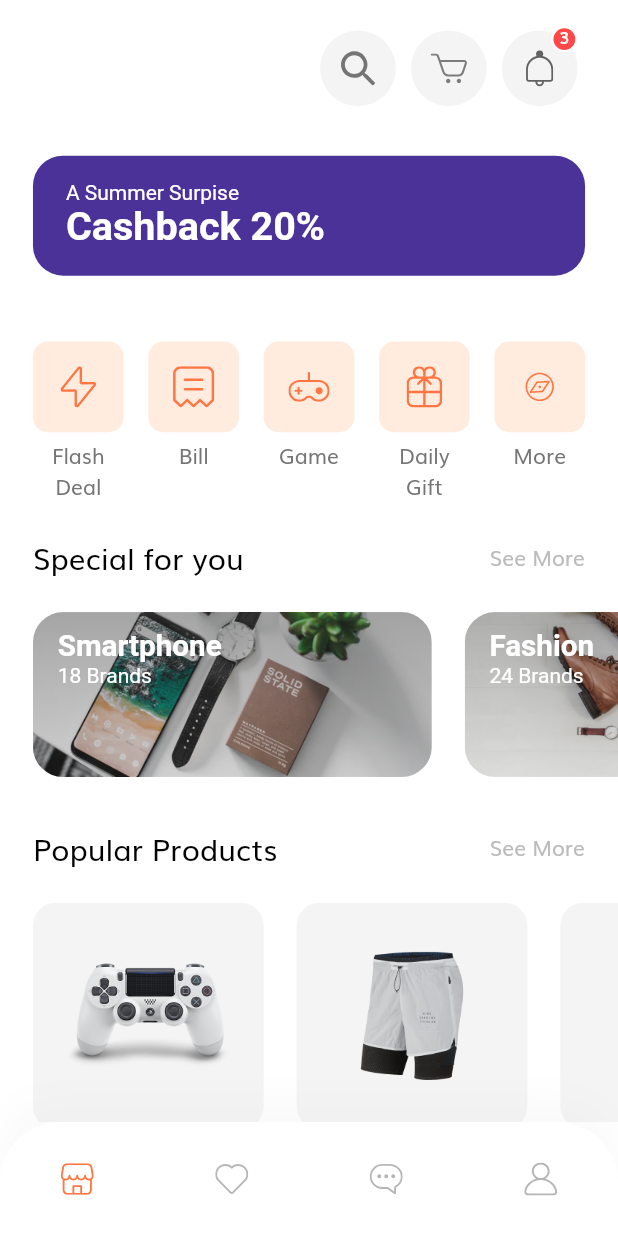
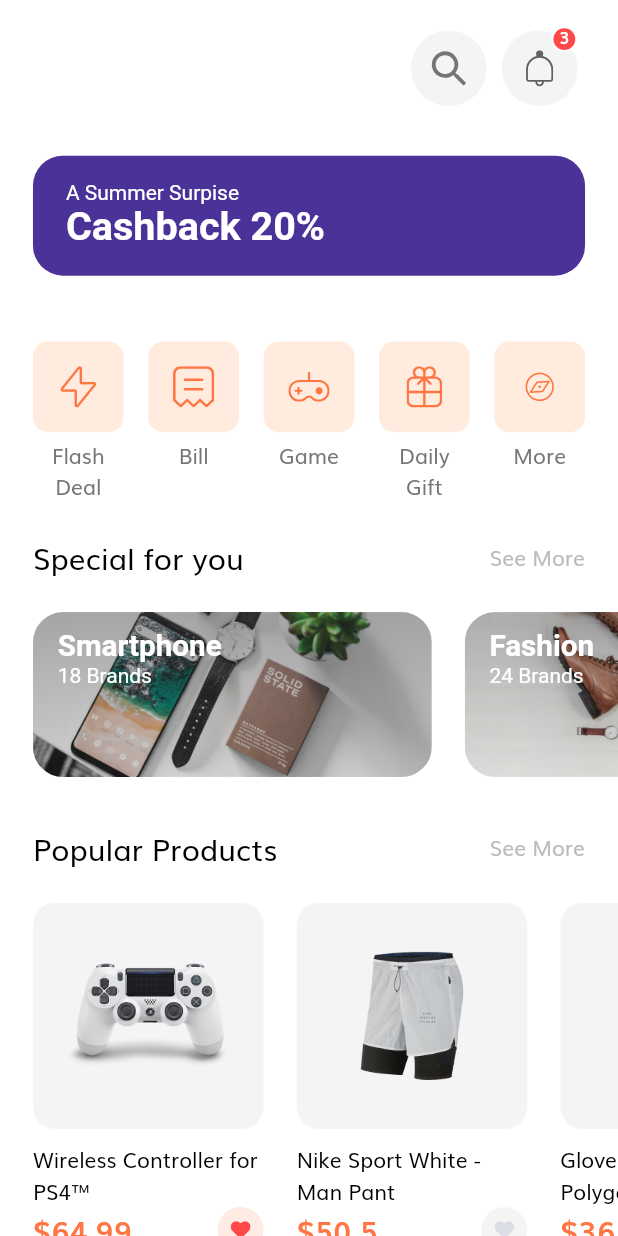
Before and after one commit to fanbarca/shop_app, a Flutter app: the HomeScreen screen opened by its route, on a phone screen of 412 x 824 dp. Run offline on Flutter 3.47's test engine with Material 2 defaults, Android fonts, the phone set to English and light mode, and no system bars; our stand-ins replace flutter_svg, hooks_riverpod; missing offline and left inert: search_page.

```diff
--- a/lib/components/coustom_bottom_nav_bar.dart
+++ /dev/null
@@ -1,73 +0,0 @@
-import 'package:flutter/material.dart';
-import 'package:flutter_svg/flutter_svg.dart';
-import 'package:shop_app/screens/home/home_screen.dart';
-import 'package:shop_app/screens/profile/profile_screen.dart';
-
-import '../constants.dart';
-import '../enums.dart';
-
-class CustomBottomNavBar extends StatelessWidget {
-  const CustomBottomNavBar({
-    Key? key,
-    required this.selectedMenu,
-  }) : super(key: key);
-
-  final MenuState selectedMenu;
-
-  @override
-  Widget build(BuildContext context) {
-    final Color inActiveIconColor = Color(0xFFB6B6B6);
-    return Container(
-      padding: EdgeInsets.symmetric(vertical: 14),
-      decoration: BoxDecoration(
-        color: Colors.white,
-        boxShadow: [
-          BoxShadow(
-            offset: Offset(0, -15),
-            blurRadius: 20,
-            color: Color(0xFFDADADA).withOpacity(0.15),
-          ),
-        ],
-        borderRadius: BorderRadius.only(
-          topLeft: Radius.circular(40),
-          topRight: Radius.circular(40),
-        ),
-      ),
-      child: SafeArea(
-          top: false,
-          child: Row(
-            mainAxisAlignment: MainAxisAlignment.spaceAround,
-            children: [
-              IconButton(
-                icon: SvgPicture.asset(
-                  "assets/icons/Shop Icon.svg",
-                  color: MenuState.home == selectedMenu
-                      ? kPrimaryColor
-                      : inActiveIconColor,
-                ),
-                onPressed: () =>
-                    Navigator.pushNamed(context, HomeScreen.routeName),
-              ),
-              IconButton(
-                icon: SvgPicture.asset("assets/icons/Heart Icon.svg"),
-                onPressed: () {},
-              ),
-              IconButton(
-                icon: SvgPicture.asset("assets/icons/Chat bubble Icon.svg"),
-                onPressed: () {},
-              ),
-              IconButton(
-                icon: SvgPicture.asset(
-                  "assets/icons/User Icon.svg",
-                  color: MenuState.profile == selectedMenu
-                      ? kPrimaryColor
-                      : inActiveIconColor,
-                ),
-                onPressed: () =>
-                    Navigator.pushNamed(context, ProfileScreen.routeName),
-              ),
-            ],
-          )),
-    );
-  }
-}
--- a/lib/enums.dart
+++ b/lib/enums.dart
@@ -1 +1 @@
-enum MenuState { home, favourite, message, profile }
+enum MenuState { home, favourite, cart, profile, products }
--- a/lib/models/Product.dart
+++ b/lib/models/Product.dart
@@ -19,6 +19,17 @@ class Product {
     required this.price,
     required this.description,
   });
+
+  Product.fromMap(Map<String, dynamic> map)
+      : id = map['id'],
+        images =  map['images'],
+        colors = map['colors'],
+        rating = map['rating'],
+        isFavourite = map['isFavourite'],
+        isPopular = map['isPopular'],
+        title = map['title'],
+        price = map['price'],
+        description = map['description'];
 }
 
 // Our demo Products
--- a/lib/routes.dart
+++ b/lib/routes.dart
@@ -7,9 +7,11 @@ import 'package:shop_app/screens/home/home_screen.dart';
 import 'package:shop_app/screens/login_success/login_success_screen.dart';
 import 'package:shop_app/screens/otp/otp_screen.dart';
 import 'package:shop_app/screens/profile/profile_screen.dart';
+import 'package:shop_app/screens/search/search_screan.dart';
 import 'package:shop_app/screens/sign_in/sign_in_screen.dart';
 import 'package:shop_app/screens/splash/splash_screen.dart';
 
+import 'screens/home_navigation/home_navigation.dart';
 import 'screens/sign_up/sign_up_screen.dart';
 
 // We use name route
@@ -26,4 +28,6 @@ final Map<String, WidgetBuilder> routes = {
   DetailsScreen.routeName: (context) => DetailsScreen(),
   CartScreen.routeName: (context) => CartScreen(),
   ProfileScreen.routeName: (context) => ProfileScreen(),
+  HomeNavigation.routeName: (context) => HomeNavigation(),
+  SearchScreen.routeName: (context) => SearchScreen(),
 };
--- a/lib/screens/home/components/categories.dart
+++ b/lib/screens/home/components/categories.dart
@@ -2,6 +2,7 @@ import 'package:flutter/material.dart';
 import 'package:flutter_svg/flutter_svg.dart';
 
 import '../../../size_config.dart';
+import '../../products/products_screen.dart';
 
 class Categories extends StatelessWidget {
   @override
@@ -23,7 +24,8 @@ class Categories extends StatelessWidget {
           (index) => CategoryCard(
             icon: categories[index]["icon"],
             text: categories[index]["text"],
-            press: () {},
+            press: () {
+            },
           ),
         ),
       ),
--- a/lib/screens/home/components/home_header.dart
+++ b/lib/screens/home/components/home_header.dart
@@ -1,6 +1,8 @@
 import 'package:flutter/material.dart';
 import 'package:search_page/search_page.dart';
 import 'package:shop_app/screens/cart/cart_screen.dart';
+import 'package:shop_app/screens/products/products_screen.dart';
+import 'package:shop_app/screens/search/search_screan.dart';
 
 import '../../../size_config.dart';
 import 'icon_btn_with_counter.dart';
@@ -10,14 +12,6 @@ class HomeHeader extends StatelessWidget {
   HomeHeader({
     Key? key,
   }) : super(key: key);
-
-  var people = [
-    Person('Mike', 'Barron', 64),
-    Person('Todd', 'Black', 30),
-    Person('Ahmad', 'Edwards', 55),
-    Person('Anthony', 'Johnson', 67),
-    Person('Annette', 'Brooks', 39),
-  ];
 
   @override
   Widget build(BuildContext context) {
@@ -30,17 +24,33 @@ class HomeHeader extends StatelessWidget {
           // SearchField(),
           IconBtnWithCounter(
             svgSrc: "assets/icons/Search Icon.svg",
-            press: () => showSearch(
+            press: () => search(context),
+          ),
+          // IconBtnWithCounter(
+          //   svgSrc: "assets/icons/Cart Icon.svg",
+          //   press: () => Navigator.pushNamed(context, CartScreen.routeName),
+          // ),
+          IconBtnWithCounter(
+            svgSrc: "assets/icons/Bell.svg",
+            numOfitem: 3,
+            press: () {},
+          ),
+        ],
+      ),
+    );
+  }
+
+  void search(context) {
+    showSearch(
       context: context,
       delegate: SearchPage(
+        // barTheme: ThemeData.light(),
         onQueryUpdate: print,
         items: people,
         searchLabel: 'Search people',
-                suggestion: GestureDetector(
-                  onTap: () => FocusScope.of(context).unfocus(),
-                  child: const Center(
+        searchStyle: TextStyle(color: Theme.of(context).primaryColorDark),
+        suggestion: const Center(
           child: Text('Filter people by name, surname or age'),
-                  ),
         ),
         failure: const Center(
           child: Text('No person found :('),
@@ -57,28 +67,6 @@ class HomeHeader extends StatelessWidget {
           trailing: Text('${person.age} yo'),
         ),
       ),
-            ),
-          ),
-          IconBtnWithCounter(
-            svgSrc: "assets/icons/Cart Icon.svg",
-            press: () => Navigator.pushNamed(context, CartScreen.routeName),
-          ),
-          IconBtnWithCounter(
-            svgSrc: "assets/icons/Bell.svg",
-            numOfitem: 3,
-            press: () {},
-          ),
-        ],
-      ),
     );
   }
 }
-class Person implements Comparable<Person> {
-  final String name, surname;
-  final num age;
-
-  const Person(this.name, this.surname, this.age);
-
-  @override
-  int compareTo(Person other) => name.compareTo(other.name);
-}
--- a/lib/screens/home/components/popular_product.dart
+++ b/lib/screens/home/components/popular_product.dart
@@ -3,6 +3,7 @@ import 'package:shop_app/components/product_card.dart';
 import 'package:shop_app/models/Product.dart';
 
 import '../../../size_config.dart';
+import '../../products/products_screen.dart';
 import 'section_title.dart';
 
 class PopularProducts extends StatelessWidget {
@@ -13,10 +14,14 @@ class PopularProducts extends StatelessWidget {
         Padding(
           padding:
               EdgeInsets.symmetric(horizontal: getProportionateScreenWidth(20)),
-          child: SectionTitle(title: "Popular Products", press: () {}),
+          child: SectionTitle(title: "Popular Products", press: () {
+            Navigator.push(context,
+                MaterialPageRoute(builder: (context) => ProductsScreen()));
+          }),
         ),
         SizedBox(height: getProportionateScreenWidth(20)),
         SingleChildScrollView(
+          physics: BouncingScrollPhysics(),
           scrollDirection: Axis.horizontal,
           child: Row(
             children: [
--- a/lib/screens/home/components/special_offers.dart
+++ b/lib/screens/home/components/special_offers.dart
@@ -22,6 +22,8 @@ class SpecialOffers extends StatelessWidget {
         ),
         SizedBox(height: getProportionateScreenWidth(20)),
         SingleChildScrollView(
+          physics: BouncingScrollPhysics(),
+
           scrollDirection: Axis.horizontal,
           child: Row(
             children: [
--- a/lib/screens/home/home_screen.dart
+++ b/lib/screens/home/home_screen.dart
@@ -1,18 +1,25 @@
 import 'package:flutter/material.dart';
-import 'package:shop_app/components/coustom_bottom_nav_bar.dart';
+import 'package:hooks_riverpod/hooks_riverpod.dart';
+import 'package:shop_app/screens/home_navigation/components/coustom_bottom_nav_bar.dart';
 import 'package:shop_app/enums.dart';
 
+import '../home_navigation/home_navigation.dart';
 import 'components/body.dart';
 
-class HomeScreen extends StatelessWidget {
+
+
+
+class HomeScreen extends ConsumerWidget {
   static String routeName = "/home";
   @override
-  Widget build(BuildContext context) {
+  Widget build(BuildContext context, ref) {
+    // var selectedNavBarItem = ref.watch(currentNavBarIndexProvider);
+
     return GestureDetector(
       onTap: () => FocusScope.of(context).unfocus(),
       child: Scaffold(
         body: Body(),
-        bottomNavigationBar: CustomBottomNavBar(selectedMenu: MenuState.home),
+        // bottomNavigationBar: CustomBottomNavBar(),
       ),
     );
   }
--- a/lib/screens/profile/profile_screen.dart
+++ b/lib/screens/profile/profile_screen.dart
@@ -1,5 +1,5 @@
 import 'package:flutter/material.dart';
-import 'package:shop_app/components/coustom_bottom_nav_bar.dart';
+import 'package:shop_app/screens/home_navigation/components/coustom_bottom_nav_bar.dart';
 import 'package:shop_app/enums.dart';
 
 import 'components/body.dart';
@@ -13,7 +13,7 @@ class ProfileScreen extends StatelessWidget {
         title: Text("Profile"),
       ),
       body: Body(),
-      bottomNavigationBar: CustomBottomNavBar(selectedMenu: MenuState.profile),
+      // bottomNavigationBar: CustomBottomNavBar(),
     );
   }
 }
--- a/lib/screens/sign_in/components/sign_form.dart
+++ b/lib/screens/sign_in/components/sign_form.dart
@@ -9,6 +9,7 @@ import '../../../components/default_button.dart';
 import '../../../constants.dart';
 import '../../../size_config.dart';
 import '../../home/home_screen.dart';
+import '../../home_navigation/home_navigation.dart';
 
 class SignForm extends StatefulWidget {
   @override
@@ -84,7 +85,7 @@ class _SignFormState extends State<SignForm> {
             },
           ),
           GestureDetector(
-            onTap: () => Navigator.pushNamed(context, HomeScreen.routeName)
+            onTap: () => Navigator.pushReplacementNamed(context, HomeNavigation.routeName)
             ,
             child: Padding(
               padding: const EdgeInsets.all(8.0),
--- a/lib/screens/splash/components/body.dart
+++ b/lib/screens/splash/components/body.dart
@@ -70,7 +70,7 @@ class _BodyState extends State<Body> {
                     DefaultButton(
                       text: "Continue",
                       press: () {
-                        Navigator.pushNamed(context, SignInScreen.routeName);
+                        Navigator.pushReplacementNamed(context, SignInScreen.routeName);
                       },
                     ),
                     Spacer(),
--- a/pubspec.yaml
+++ b/pubspec.yaml
@@ -29,9 +29,10 @@ dependencies:
   cupertino_icons: ^1.0.3
   # if you are using latest flutter please update your flutter_svg package to ^0.18.*
   flutter_svg: ^0.22.0 # help us to use SVG in our app
-  provider: ^6.0.0 # for State management
+  hooks_riverpod:
+  flutter_hooks:
   search_page: ^2.2.0
-
+  http: ^0.13.5
 
 
 dev_dependencies:
```
Also changed, not shown: lib/api/http_service.dart (added, +27 -0 lines), lib/main.dart (+8 -3 lines), lib/screens/home_navigation/components/coustom_bottom_nav_bar.dart (added, +98 -0 lines), lib/screens/home_navigation/home_navigation.dart (added, +80 -0 lines), lib/screens/products/products_screen.dart (added, +75 -0 lines), lib/screens/search/search_screan.dart (added, +66 -0 lines), lib/screens/sign_in/sign_in_screen.dart (+32 -6 lines), pubspec.lock, 1 other file. Lines whose indentation alone changed are shown as unchanged.
